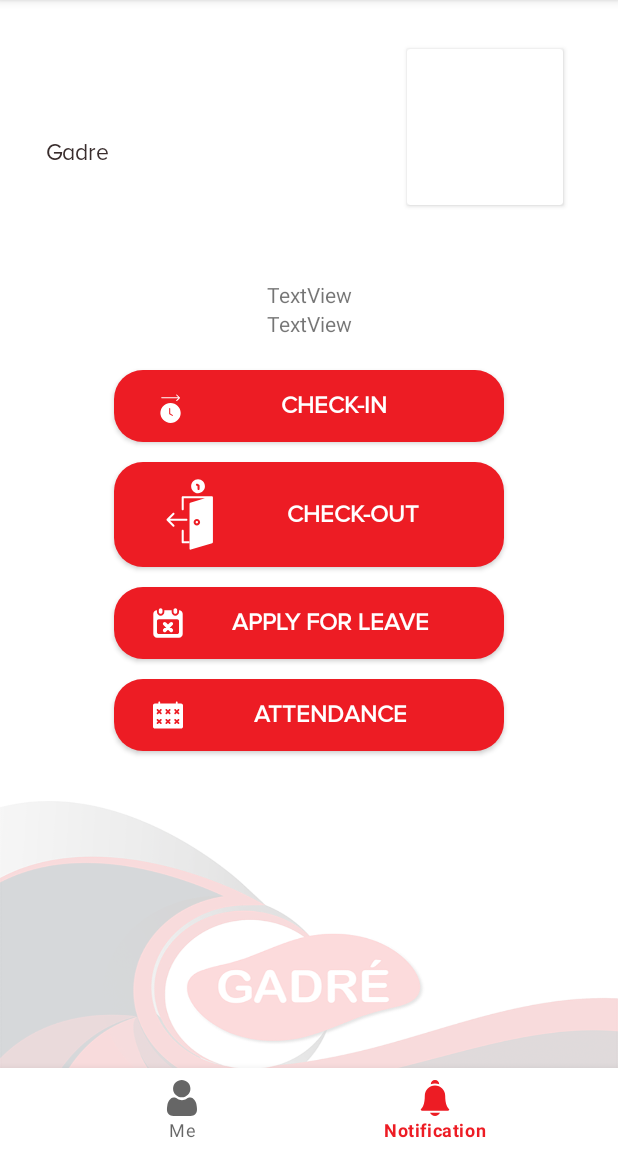
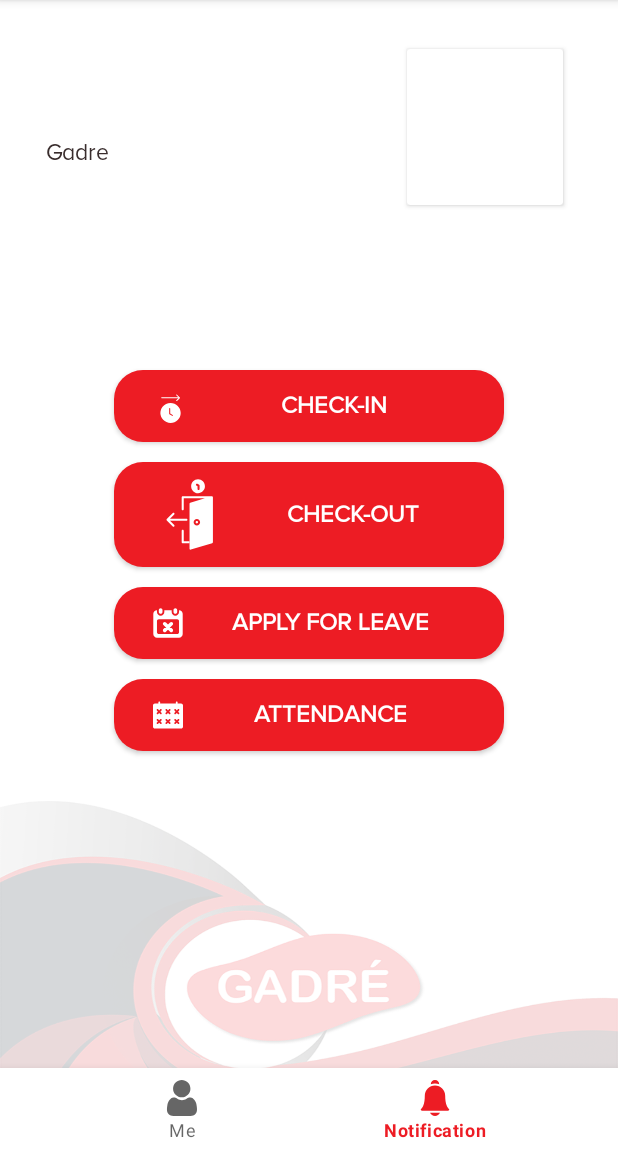
Before and after one commit to polekar-ankit/NotifyMe, an Android app: the MainActivity screen opened directly, with no data from a screen before it, item 2 of the bottom bar chosen, on a phone screen of 412 x 824 dp, the part 84-1236 px from its top. Run offline under Robolectric (Android 15) with nearby library versions, the phone set to English and light mode, and no system bars; our stand-ins replace Dagger/Hilt's generated code, Room's generated code, RxJava, data binding, navigation-ui and 1 more; libraries missing offline, so code that uses them is left out: com.androidnetworking.interceptors, com.rx2androidnetworking; 11 statements that could not run were skipped.

Commit message:
+ set timer after check out

```diff
--- a/app/src/main/java/com/gipl/notifyme/data/local/prefs/AppPreferencesHelper.java
+++ b/app/src/main/java/com/gipl/notifyme/data/local/prefs/AppPreferencesHelper.java
@@ -99,12 +99,12 @@
 
     @Override
     public void setCheckInTime(long checkInTime) {
-        mPrefs.edit().putLong(KEY_CHECK_IN_TIME,checkInTime).apply();
+        mPrefs.edit().putLong(KEY_CHECK_IN_TIME, checkInTime).apply();
     }
 
     @Override
     public long getCheckInTime() {
-        return mPrefs.getLong(KEY_CHECK_IN_TIME,0);
+        return mPrefs.getLong(KEY_CHECK_IN_TIME, 0);
     }
 
     @Override
--- a/app/src/main/java/com/gipl/notifyme/ui/me/MeFragment.java
+++ b/app/src/main/java/com/gipl/notifyme/ui/me/MeFragment.java
@@ -50,6 +50,18 @@
         getBaseActivity().getSupportActionBar().setTitle(getString(R.string.activity_notification) + " - " + BuildConfig.VERSION_CODE + ".0");
     }
 
+    @Override
+    public void onStop() {
+        super.onStop();
+        meViewModel.endTimer();
+    }
+
+    @Override
+    public void onResume() {
+        super.onResume();
+        meViewModel.setCheckInTimer();
+    }
+
     private void processReponse(Response response) {
         switch (response.status){
             case LOADING:
--- a/app/src/main/java/com/gipl/notifyme/ui/me/MeViewModel.java
+++ b/app/src/main/java/com/gipl/notifyme/ui/me/MeViewModel.java
@@ -1,4 +1,6 @@
 package com.gipl.notifyme.ui.me;
+
+import android.os.CountDownTimer;
 
 import androidx.databinding.ObservableField;
 
@@ -10,9 +12,8 @@
 import com.gipl.notifyme.exceptions.CustomException;
 import com.gipl.notifyme.ui.base.BaseViewModel;
 import com.gipl.notifyme.ui.model.Response;
+import com.gipl.notifyme.uility.TimeUtility;
 import com.gipl.notifyme.uility.rx.SchedulerProvider;
-
-import io.reactivex.functions.Consumer;
 
 public class MeViewModel extends BaseViewModel {
     private ObservableField<String> empName = new ObservableField<>("");
@@ -21,6 +22,14 @@
     private ObservableField<String> empMoNumber = new ObservableField<>("");
     private ObservableField<String> empImage = new ObservableField<>("https://preview.keenthemes.com/conquer/assets/img/profile/profile-img.png");
     private UserUseCase userUseCase;
+    private CountDownTimer countDownTimer;
+
+    public ObservableField<String> getCheckInDateTime() {
+        return checkInDateTime;
+    }
+
+    private ObservableField<String> checkInDateTime = new ObservableField<>("");
+    private ObservableField<String> checkInTime = new ObservableField<>("");
 
     public MeViewModel(DataManager dataManager, SchedulerProvider schedulerProvider) {
         super(dataManager, schedulerProvider);
@@ -32,9 +41,34 @@
         empPlant.set("Gadre");
     }
 
-    public void setCheckInTime(){
-        if (!getDataManager().getActiveShift().isEmpty()){
+    public ObservableField<String> getCheckInTime() {
+        return checkInTime;
+    }
 
+    public void setCheckInTimer() {
+        if (!getDataManager().getActiveShift().isEmpty()) {
+            long checkInMili = getDataManager().getCheckInTime();
+            checkInDateTime.set(TimeUtility.convertUtcMilisecondToDisplay(checkInMili));
+            if (countDownTimer != null)
+                countDownTimer.cancel();
+            countDownTimer = new CountDownTimer(TimeUtility.getDiff(checkInMili), 1000) {
+                @Override
+                public void onTick(long millisUntilFinished) {
+                    checkInTime.set(TimeUtility.getCountDownTimer(millisUntilFinished));
+                }
+
+                @Override
+                public void onFinish() {
+                }
+            };
+            countDownTimer.start();
+        }
+        else checkInDateTime.set("");
+    }
+
+    public void endTimer() {
+        if (countDownTimer != null) {
+            countDownTimer.cancel();
         }
     }
 
@@ -45,6 +79,8 @@
                 .observeOn(getSchedulerProvider().ui())
                 .subscribe(checkOutRsp -> {
                     if (checkOutRsp.getApiError().getErrorVal() == ApiError.ERROR_CODE.OK) {
+                        getDataManager().setCheckInTime(0);
+                        getDataManager().setActiveShift("");
                         getResponseMutableLiveData().postValue(Response.success(CheckOutRsp.class.getSimpleName()));
                     } else {
                         getResponseMutableLiveData().postValue(Response.error(new Exception(new CustomException(checkOutRsp.getApiError().getErrorMessage()))));
--- a/app/src/main/res/layout/fragment_me.xml
+++ b/app/src/main/res/layout/fragment_me.xml
@@ -8,6 +8,8 @@
         <variable
             name="me"
             type="com.gipl.notifyme.ui.me.MeViewModel" />
+
+        <import type="android.view.View" />
     </data>
 
     <androidx.constraintlayout.widget.ConstraintLayout
@@ -18,10 +20,10 @@
             android:id="@+id/cardView"
             android:layout_width="@dimen/_80sdp"
             android:layout_height="@dimen/_80sdp"
-            app:layout_constraintBottom_toTopOf="@+id/guideline2"
             android:layout_marginTop="@dimen/_20sdp"
             android:elevation="1dp"
             app:cardBackgroundColor="#fff"
+            app:layout_constraintBottom_toTopOf="@+id/guideline2"
             app:layout_constraintEnd_toEndOf="parent"
             app:layout_constraintHorizontal_bias="0.88"
             app:layout_constraintStart_toStartOf="parent"
@@ -29,11 +31,11 @@
 
             <ImageView
                 android:id="@+id/imageView8"
+                loadImageWithProgress="@{me.empImage}"
                 android:layout_width="match_parent"
                 android:layout_height="match_parent"
                 android:layout_margin="@dimen/_2sdp"
                 android:scaleType="centerCrop"
-                loadImageWithProgress="@{me.empImage}"
                 tools:srcCompat="@drawable/ic_default_user" />
         </androidx.cardview.widget.CardView>
 
@@ -42,10 +44,10 @@
             android:layout_width="wrap_content"
             android:layout_height="wrap_content"
             android:fontFamily="@font/proxima_nova_regular"
+            android:text="@{me.empCode}"
             android:textColor="#290B0B"
             android:textSize="@dimen/me_emp_code"
             android:textStyle="bold"
-            android:text="@{me.empCode}"
             app:layout_constraintBottom_toBottomOf="@+id/cardView"
             app:layout_constraintEnd_toStartOf="@+id/cardView"
             app:layout_constraintHorizontal_bias="0.113"
@@ -58,8 +60,8 @@
             android:id="@+id/tv_emp_name"
             style="@style/lblMeEmpOtherInfo"
             android:layout_width="wrap_content"
+            android:layout_height="wrap_content"
             android:text="@{me.empName}"
-            android:layout_height="wrap_content"
             app:layout_constraintEnd_toStartOf="@+id/cardView"
             app:layout_constraintHorizontal_bias="0.0"
             app:layout_constraintStart_toStartOf="@+id/tv_emp_code"
@@ -70,8 +72,8 @@
             android:id="@+id/tv_emp_plant"
             style="@style/lblMeEmpOtherInfo"
             android:layout_width="wrap_content"
+            android:layout_height="wrap_content"
             android:text="@{me.empPlant}"
-            android:layout_height="wrap_content"
             app:layout_constraintEnd_toStartOf="@+id/cardView"
             app:layout_constraintHorizontal_bias="0.0"
             app:layout_constraintStart_toStartOf="@+id/tv_emp_name"
@@ -104,6 +106,7 @@
             android:layout_height="wrap_content"
             android:drawableLeft="@drawable/ic_check_in"
             android:text="@string/btn_lbl_check_in"
+            android:visibility="@{me.checkInDateTime.empty?View.VISIBLE:View.GONE}"
             app:layout_constraintBottom_toBottomOf="parent"
             app:layout_constraintEnd_toEndOf="parent"
             app:layout_constraintStart_toStartOf="parent"
@@ -123,8 +126,8 @@
             app:layout_constraintTop_toBottomOf="@+id/btn_check_in" />
 
         <Button
+            android:id="@+id/btn_apply_leave"
             style="@style/meEmpButton"
-            android:id="@+id/btn_apply_leave"
             android:layout_width="wrap_content"
             android:layout_height="wrap_content"
             android:layout_marginTop="@dimen/_10sdp"
@@ -139,9 +142,9 @@
             style="@style/meEmpButton"
             android:layout_width="wrap_content"
             android:layout_height="wrap_content"
+            android:layout_marginTop="@dimen/_10sdp"
+            android:drawableLeft="@drawable/ic_attendance"
             android:text="@string/btn_lbl_attendance"
-            android:drawableLeft="@drawable/ic_attendance"
-            android:layout_marginTop="@dimen/_10sdp"
             app:layout_constraintEnd_toEndOf="parent"
             app:layout_constraintStart_toStartOf="parent"
             app:layout_constraintTop_toBottomOf="@+id/btn_apply_leave" />
@@ -150,7 +153,8 @@
             android:id="@+id/textView6"
             android:layout_width="wrap_content"
             android:layout_height="wrap_content"
-            android:text="TextView"
+            android:text="@{me.checkInDateTime}"
+            android:visibility="@{me.checkInDateTime.empty?View.GONE:View.VISIBLE}"
             app:layout_constraintBottom_toBottomOf="@+id/btn_check_in"
             app:layout_constraintEnd_toEndOf="parent"
             app:layout_constraintStart_toStartOf="parent"
@@ -161,7 +165,11 @@
             android:id="@+id/textView7"
             android:layout_width="wrap_content"
             android:layout_height="wrap_content"
-            android:text="TextView"
+            android:fontFamily="@font/proxima_nova_alt_regular"
+            android:text="@{`Total Hours :`+me.checkInTime}"
+            android:textColor="@color/colorTextPrimary"
+            android:textSize="15dp"
+            android:visibility="@{me.checkInDateTime.empty?View.GONE:View.VISIBLE}"
             app:layout_constraintEnd_toEndOf="parent"
             app:layout_constraintStart_toStartOf="parent"
             app:layout_constraintTop_toBottomOf="@+id/textView6" />
```
Also changed, not shown: app/src/main/java/com/gipl/notifyme/uility/TimeUtility.java (+36 -0 lines).
